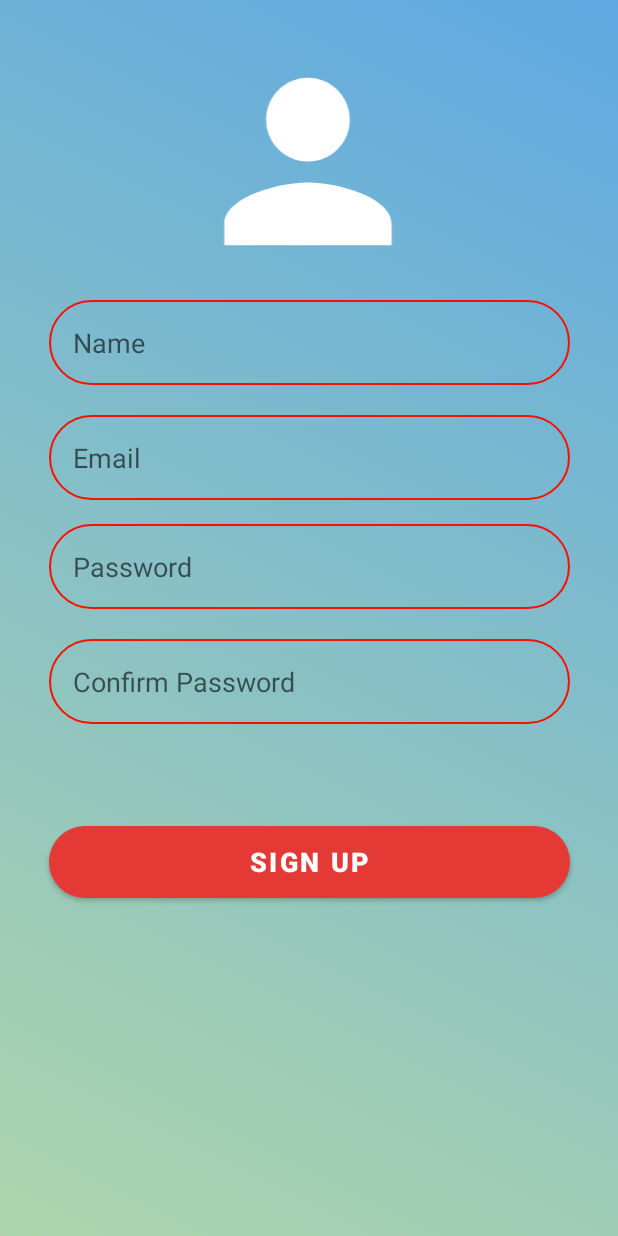
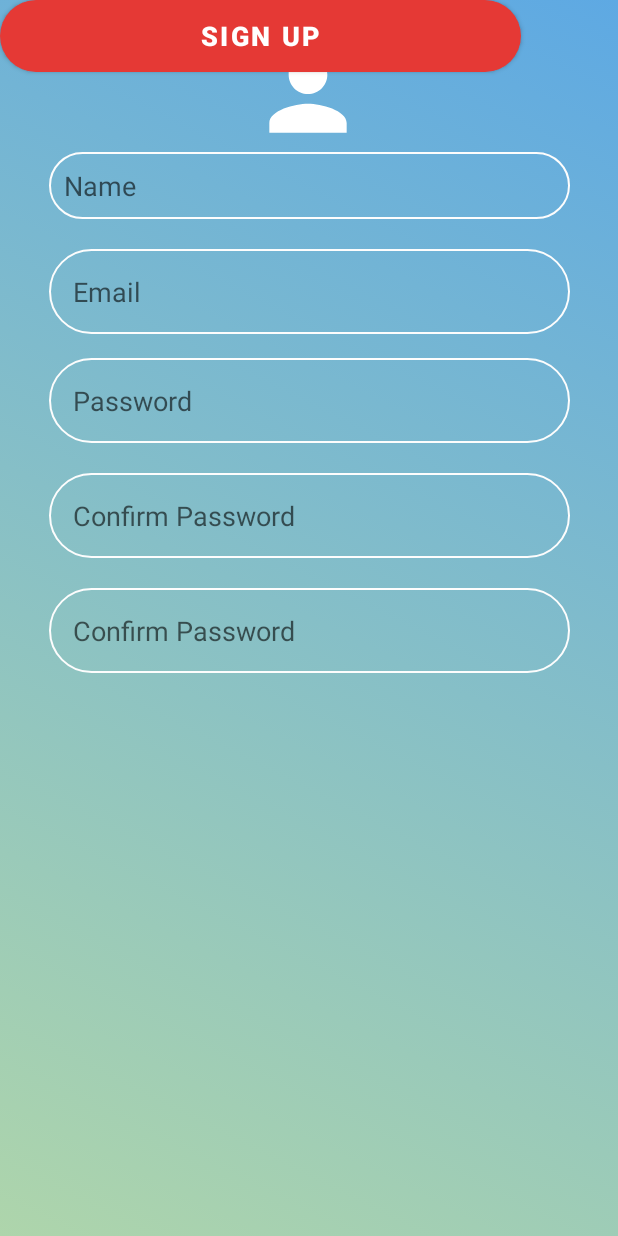
Before and after one commit to appmovie-cdth18d/App_movie, an Android app: the screen it shows after launch (dangky), after a tap on "New User? Register Now", on a phone screen of 412 x 824 dp. Run offline under Robolectric (Android 15) with nearby library versions, the phone set to English and light mode, and no system bars; our stand-ins replace Volley; network calls fail; Roboto replaces fonts that are not available here.

Commit message:
thêm dữ liệu file String.xml

```diff
--- a/app/app/src/main/java/com/example/app/MainActivity.java
+++ b/app/app/src/main/java/com/example/app/MainActivity.java
@@ -34,8 +34,8 @@ public class MainActivity extends AppCompatActivity {
     EditText user;
     EditText pass;
     Button login;
-    String url = "http://192.168.137.1:8080/WebAdmin1/api/taikhoan/";
-    String url1 = "http://192.168.137.1:8080/WebAdmin1/api/taikhoan";
+    String url = "http://192.168.43.128:8080/cinema_admin/api/taikhoan/";
+    String url1 = "http://192.168.43.128:8080/cinema_admin/api/taikhoan/";
     private int soluong = 0;
     private ArrayList<String> tentk, mk;
     @Override
--- a/app/app/src/main/res/layout/activity_dangky.xml
+++ b/app/app/src/main/res/layout/activity_dangky.xml
@@ -8,13 +8,12 @@
     tools:context=".giaodien.dangky">
 
 
-
     <EditText
         android:id="@+id/inputEmail"
         android:layout_width="347dp"
         android:layout_height="wrap_content"
         android:layout_marginTop="20dp"
-            android:background="@drawable/round_border"
+        android:background="@drawable/round_border_signup"
         android:drawablePadding="16dp"
         android:ems="10"
         android:hint="@string/email"
@@ -25,29 +24,30 @@
         app:layout_constraintStart_toStartOf="parent"
         app:layout_constraintTop_toBottomOf="@+id/inputName" />
 
+
     <EditText
         android:id="@+id/inputName"
         android:layout_width="347dp"
         android:layout_height="wrap_content"
 
-            android:layout_marginTop="200dp"
-            android:background="@drawable/round_border"
+        android:background="@drawable/round_border_signup"
         android:drawablePadding="16dp"
         android:ems="10"
         android:hint="@string/name"
         android:inputType="textEmailAddress"
-            android:padding="16dp"
+        android:padding="10dp"
         android:textColor="@android:color/white"
         app:layout_constraintEnd_toEndOf="parent"
         app:layout_constraintStart_toStartOf="parent"
-            app:layout_constraintTop_toTopOf="parent" />
+        app:layout_constraintTop_toBottomOf="@+id/imageView" />
+
 
     <EditText
         android:id="@+id/inputPassword"
         android:layout_width="347dp"
         android:layout_height="wrap_content"
         android:layout_marginTop="16dp"
-        android:background="@drawable/round_border"
+        android:background="@drawable/round_border_signup"
         android:drawablePadding="16dp"
         android:ems="10"
         android:hint="@string/password"
@@ -63,7 +63,7 @@
         android:layout_width="347dp"
         android:layout_height="wrap_content"
         android:layout_marginTop="20dp"
-            android:background="@drawable/round_border"
+        android:background="@drawable/round_border_signup"
         android:drawablePadding="16dp"
         android:ems="10"
         android:hint="@string/confirmpassword"
@@ -73,26 +73,39 @@
         app:layout_constraintEnd_toEndOf="parent"
         app:layout_constraintStart_toStartOf="parent"
         app:layout_constraintTop_toBottomOf="@+id/inputPassword" />
+    <EditText
+        android:id="@+id/input"
+        android:layout_width="347dp"
+        android:layout_height="wrap_content"
+        android:layout_marginTop="20dp"
+        android:background="@drawable/round_border_signup"
+        android:drawablePadding="16dp"
+        android:ems="10"
+        android:hint="@string/confirmpassword"
+        android:inputType="textPassword"
+        android:padding="16dp"
+        android:textColor="@android:color/white"
+        app:layout_constraintEnd_toEndOf="parent"
+        app:layout_constraintStart_toStartOf="parent"
+        app:layout_constraintTop_toBottomOf="@+id/inputCFPassword" />
 
     <Button
         android:id="@+id/btnLogin"
         android:layout_width="347dp"
         android:layout_height="wrap_content"
-            android:layout_marginTop="68dp"
         android:background="@drawable/round_bg"
         android:onClick="SINGUP"
         android:text="@string/signup"
         android:textColor="@android:color/white"
         android:textSize="18sp"
         android:textStyle="bold"
-            app:layout_constraintEnd_toEndOf="parent"
-            app:layout_constraintStart_toStartOf="parent"
-            app:layout_constraintTop_toBottomOf="@+id/inputCFPassword" />
+        tools:layout_editor_absoluteX="32dp"
+        tools:layout_editor_absoluteY="565dp" />
 
     <ImageView
         android:id="@+id/imageView"
-            android:layout_width="188dp"
-            android:layout_height="167dp"
+        android:layout_width="121dp"
+        android:layout_height="77dp"
         android:layout_marginTop="24dp"
         app:layout_constraintEnd_toEndOf="parent"
         app:layout_constraintHorizontal_bias="0.497"
--- a/app/app/src/main/res/values/strings.xml
+++ b/app/app/src/main/res/values/strings.xml
@@ -72,6 +72,11 @@
     <string name="top_icon">TOP ICON</string>
     <string name="name">Name</string>
     <string name="email">Email</string>
+    <string name="username">Username</string>
+    <string name="date">Ngày sinh</string>
+    <string name="phai">Giới tính</string>
+    <string name="sdt">Số điện thoại</string>
+    <string name="diachi">Địa chỉ</string>
     <string name="password">Password</string>
     <string name="confirmpassword">Confirm Password</string>
 
```
Lines whose indentation alone changed are shown as unchanged.
